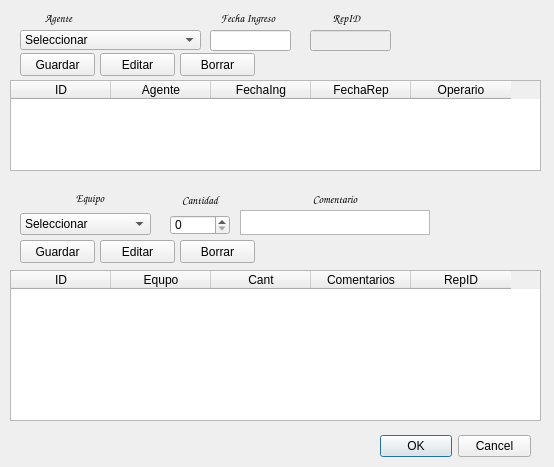
This is ingreso.ui in Matias2178/Sistema_Postventa as Qt 5 draws it before an edit. The edited form follows.
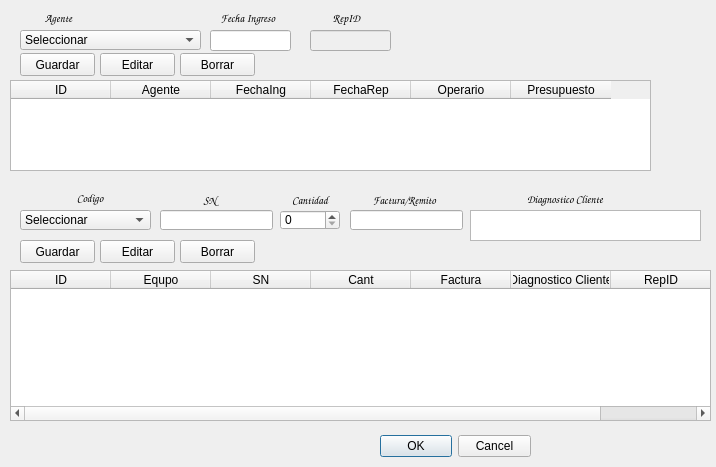
This is the edited form.

Commit message: Se desentralizo las tareas en distintas ventanas para que el programa sea mas intuitivo Se modificaron las estructuras de las tablas, se agrego mas datos en la tabla Ingreso, para que se carguen mas datos de los elementos que ingresan Se modifico la tabla de Fallas, se agrego los el codigo de fallas para los presupuestos y bonificacion que tiene cada falla.

```diff
--- a/ingreso.ui
+++ b/ingreso.ui
@@ -6,7 +6,7 @@
    <rect>
     <x>0</x>
     <y>0</y>
-    <width>554</width>
+    <width>716</width>
     <height>467</height>
    </rect>
   </property>
@@ -60,8 +60,8 @@
   <widget class="QSpinBox" name="IngCant">
    <property name="geometry">
     <rect>
-     <x>170</x>
-     <y>215</y>
+     <x>280</x>
+     <y>210</y>
      <width>60</width>
      <height>20</height>
     </rect>
@@ -85,7 +85,7 @@
     <rect>
      <x>10</x>
      <y>80</y>
-     <width>531</width>
+     <width>641</width>
      <height>91</height>
     </rect>
    </property>
@@ -117,6 +117,11 @@
      <string>Operario</string>
     </property>
    </column>
+   <column>
+    <property name="text">
+     <string>Presupuesto</string>
+    </property>
+   </column>
   </widget>
   <widget class="QPushButton" name="IngGuardar">
    <property name="geometry">
@@ -149,7 +154,7 @@
     </font>
    </property>
    <property name="text">
-    <string>Equipo</string>
+    <string>Codigo</string>
    </property>
    <property name="alignment">
     <set>Qt::AlignCenter</set>
@@ -195,7 +200,7 @@
   <widget class="QLabel" name="label_50">
    <property name="geometry">
     <rect>
-     <x>170</x>
+     <x>280</x>
      <y>190</y>
      <width>60</width>
      <height>20</height>
@@ -258,7 +263,7 @@
   <widget class="QLabel" name="label_51">
    <property name="geometry">
     <rect>
-     <x>240</x>
+     <x>470</x>
      <y>190</y>
      <width>190</width>
      <height>19</height>
@@ -273,7 +278,7 @@
     </font>
    </property>
    <property name="text">
-    <string>Comentario</string>
+    <string>Diagnostico Cliente</string>
    </property>
    <property name="alignment">
     <set>Qt::AlignCenter</set>
@@ -284,7 +289,7 @@
     <rect>
      <x>10</x>
      <y>270</y>
-     <width>531</width>
+     <width>701</width>
      <height>151</height>
     </rect>
    </property>
@@ -298,6 +303,11 @@
      <string>Equpo</string>
     </property>
    </column>
+   <column>
+    <property name="text">
+     <string>SN</string>
+    </property>
+   </column>
    <column>
     <property name="text">
      <string>Cant</string>
@@ -305,7 +315,12 @@
    </column>
    <column>
     <property name="text">
-     <string>Comentarios</string>
+     <string>Factura</string>
+    </property>
+   </column>
+   <column>
+    <property name="text">
+     <string>Diagnostico Cliente</string>
     </property>
    </column>
    <column>
@@ -330,10 +345,10 @@
   <widget class="QTextEdit" name="IngCom">
    <property name="geometry">
     <rect>
-     <x>240</x>
+     <x>470</x>
      <y>210</y>
-     <width>190</width>
-     <height>25</height>
+     <width>231</width>
+     <height>31</height>
     </rect>
    </property>
    <property name="html">
@@ -421,9 +436,9 @@
    <property name="geometry">
     <rect>
      <x>20</x>
-     <y>213</y>
+     <y>210</y>
      <width>131</width>
-     <height>22</height>
+     <height>20</height>
     </rect>
    </property>
    <item>
@@ -456,6 +471,74 @@
     <set>Qt::AlignCenter</set>
    </property>
   </widget>
+  <widget class="QLineEdit" name="IngSN">
+   <property name="geometry">
+    <rect>
+     <x>160</x>
+     <y>210</y>
+     <width>113</width>
+     <height>20</height>
+    </rect>
+   </property>
+  </widget>
+  <widget class="QLineEdit" name="IngFac">
+   <property name="geometry">
+    <rect>
+     <x>350</x>
+     <y>210</y>
+     <width>113</width>
+     <height>20</height>
+    </rect>
+   </property>
+  </widget>
+  <widget class="QLabel" name="label_52">
+   <property name="geometry">
+    <rect>
+     <x>180</x>
+     <y>190</y>
+     <width>60</width>
+     <height>20</height>
+    </rect>
+   </property>
+   <property name="font">
+    <font>
+     <family>Comic Sans MS</family>
+     <pointsize>8</pointsize>
+     <weight>75</weight>
+     <bold>true</bold>
+    </font>
+   </property>
+   <property name="text">
+    <string>SN</string>
+   </property>
+   <property name="alignment">
+    <set>Qt::AlignCenter</set>
+   </property>
+  </widget>
+  <widget class="QLabel" name="label_53">
+   <property name="geometry">
+    <rect>
+     <x>349</x>
+     <y>190</y>
+     <width>111</width>
+     <height>20</height>
+    </rect>
+   </property>
+   <property name="font">
+    <font>
+     <family>Comic Sans MS</family>
+     <pointsize>8</pointsize>
+     <weight>75</weight>
+     <bold>true</bold>
+    </font>
+   </property>
+   <property name="text">
+    <string>Factura/Remito</string>
+   </property>
+   <property name="alignment">
+    <set>Qt::AlignCenter</set>
+   </property>
+  </widget>
  </widget>
  <resources/>
  <connections>
```
The commit also changes 25 other files.
